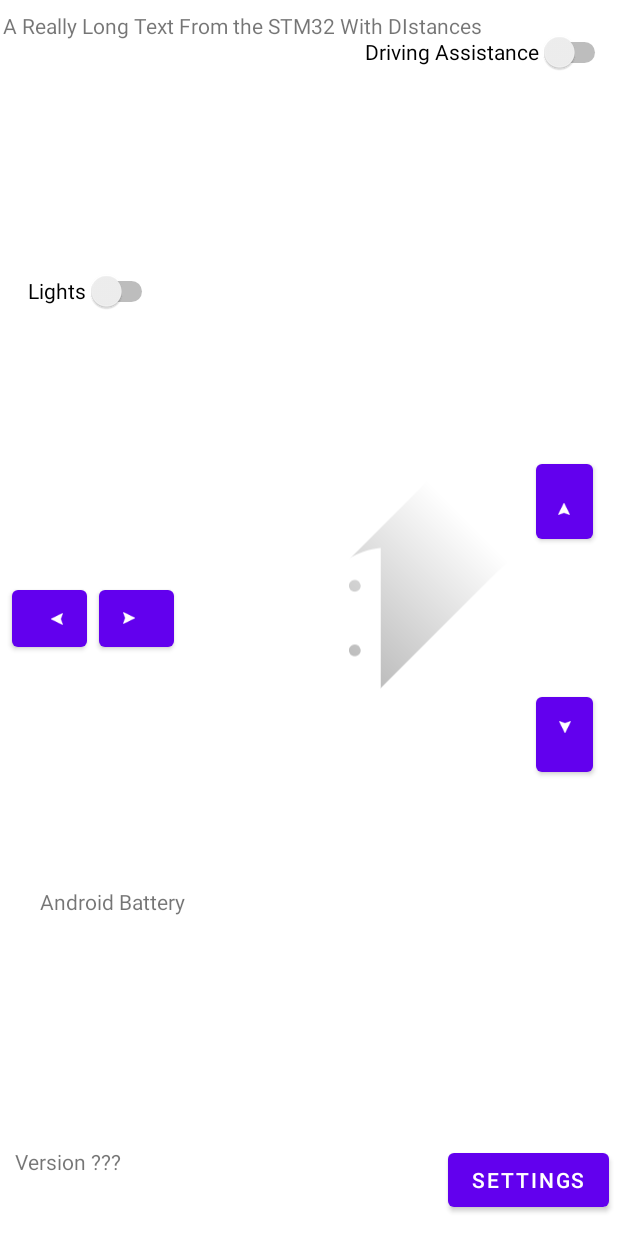
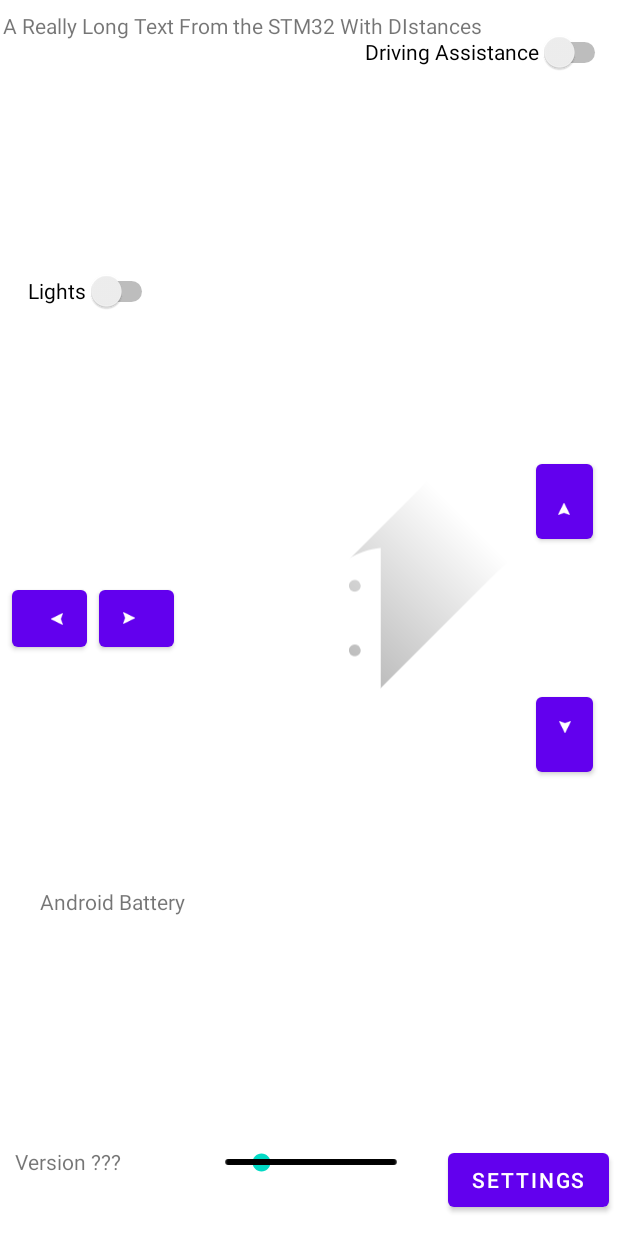
Before and after one commit to viktorvano/Remote-Robot, an Android app: the layout activity_main.xml on its own in the app's theme, with its tools: preview values and no code run, on a phone screen of 412 x 824 dp. Run offline under Robolectric (Android 15) with nearby library versions, the phone set to English and light mode, and no system bars.

Commit message:
Remote control works

```diff
--- a/RemoteRobotController_Android/app/src/main/java/eu/cyberpunktech/remoterobotcontroller/MainActivity.java
+++ b/RemoteRobotController_Android/app/src/main/java/eu/cyberpunktech/remoterobotcontroller/MainActivity.java
@@ -10,8 +10,11 @@ import android.graphics.Bitmap;
 import android.graphics.BitmapFactory;
 import android.os.Bundle;
 import android.os.Handler;
+import android.view.View;
 import android.widget.Button;
 import android.widget.ImageView;
+import android.widget.SeekBar;
+import android.widget.Switch;
 import android.widget.TextView;
 
 import java.io.BufferedInputStream;
@@ -22,11 +25,7 @@ import java.net.Socket;
 
 public class MainActivity extends AppCompatActivity {
     private Button buttonForward, buttonBackward, buttonRight, buttonLeft;
-    private boolean forward = false;
-    private boolean backward = false;
-    private boolean right = false;
-    private boolean left = false;
-    private String messageOut = "--F0\n";
+    private String messageOut = "--FF0\n";
     private STM32Status stm32Status;
     private ClientSender stm32ClientRemoteControl;
     private AndroidCamera myAndroidCamera;
@@ -34,8 +33,12 @@ public class MainActivity extends AppCompatActivity {
     private int length = 0;
     private boolean updateImage = false;
     private byte [] byteArray;
-    private TextView textViewVersion, textViewAndroidBattery;
+    private TextView textViewVersion, textViewAndroidBattery, textViewSTM32Status;
     private ImageView imageViewCamera;
+    private Switch switchLights, switchDrivingAssistance;
+    private SeekBar seekBarSpeed;
+    private int speed = 51;
+    private Button buttonSettings;
 
     @Override
     protected void onCreate(Bundle savedInstanceState) {
@@ -54,12 +57,40 @@ public class MainActivity extends AppCompatActivity {
         textViewVersion.setText(version);
 
         textViewAndroidBattery = findViewById(R.id.textViewAndroidBattery);
+        textViewSTM32Status = findViewById(R.id.textViewSTM32Status);
+        switchLights = findViewById(R.id.switchLights);
+        switchDrivingAssistance = findViewById(R.id.switchDrivingAssistance);
+        seekBarSpeed = findViewById(R.id.seekBarSpeed);
+        seekBarSpeed.setOnSeekBarChangeListener(new SeekBar.OnSeekBarChangeListener() {
+            @Override
+            public void onProgressChanged(SeekBar seekBar, int i, boolean b) {
+                speed = i;
+            }
 
-        //stm32ClientRemoteControl = new ClientSender(stringSTM32IP, 80, 1800);
-        //stm32ClientRemoteControl.start();
+            @Override
+            public void onStartTrackingTouch(SeekBar seekBar) {
 
-        //stm32Status = new STM32Status(stm32StatusUpdatePeriod, stringSTM32IP);
-        //stm32Status.start();
+            }
+
+            @Override
+            public void onStopTrackingTouch(SeekBar seekBar) {
+
+            }
+        });
+
+        buttonSettings = findViewById(R.id.buttonSettings);
+        buttonSettings.setOnClickListener(new View.OnClickListener() {
+            @Override
+            public void onClick(View view) {
+
+            }
+        });
+
+        stm32ClientRemoteControl = new ClientSender(stringSTM32IP, 80, 1800);
+        stm32ClientRemoteControl.start();
+
+        stm32Status = new STM32Status(stm32StatusUpdatePeriod, stringSTM32IP);
+        stm32Status.start();
 
         myAndroidCamera = new AndroidCamera(cameraPort);
         myAndroidCamera.start();
@@ -68,7 +99,6 @@ public class MainActivity extends AppCompatActivity {
         androidBatteryClient.start();
 
         Handler handler = new Handler();
-
         final Runnable r = new Runnable() {
             public void run() {
                 updateImage();
@@ -76,18 +106,20 @@ public class MainActivity extends AppCompatActivity {
                 {
                     textViewAndroidBattery.setText(androidBatteryClient.getMessage());
                 }
-
                 handler.postDelayed(this, 10);
             }
         };
         handler.postDelayed(r, 10);
 
         Handler handler2 = new Handler();
-
         final Runnable r2 = new Runnable() {
             public void run() {
-
-
+                if(stm32Status.isMessageAvailable())
+                {
+                    String message = stm32Status.getStm32Message();
+                    textViewSTM32Status.setText(message);
+                }
+                sendRemoteCommand();
                 handler2.postDelayed(this, 200);
             }
         };
@@ -98,10 +130,43 @@ public class MainActivity extends AppCompatActivity {
     protected void onDestroy() {
         super.onDestroy();
         myAndroidCamera.stopServer();
-        //androidBatteryClient.stopServer();
-        //stm32ClientRemoteControl.stopClient();
-        //stm32Status.stopSTM32Status();
+        androidBatteryClient.stopServer();
+        stm32ClientRemoteControl.stopClient();
+        stm32Status.stopSTM32Status();
         System.out.println("Closing the application.");
+    }
+
+    private void sendRemoteCommand()
+    {
+        messageOut = "";
+
+        if(buttonForward.isPressed())
+            messageOut += "F";
+        else if(buttonBackward.isPressed())
+            messageOut += "B";
+        else
+            messageOut += "-";
+
+        if(buttonRight.isPressed())
+            messageOut += "R";
+        else if(buttonLeft.isPressed())
+            messageOut += "L";
+        else
+            messageOut += "-";
+
+        if(switchDrivingAssistance.isChecked())
+            messageOut += "T";
+        else
+            messageOut += "F";
+
+        if(switchLights.isChecked())
+            messageOut += "T";
+        else
+            messageOut += "F";
+
+        messageOut += speed + "\n";
+
+        stm32ClientRemoteControl.sendDataToServer(messageOut);
     }
 
     private void updateImage()
--- a/RemoteRobotController_Android/app/src/main/java/eu/cyberpunktech/remoterobotcontroller/Variables.java
+++ b/RemoteRobotController_Android/app/src/main/java/eu/cyberpunktech/remoterobotcontroller/Variables.java
@@ -4,7 +4,6 @@ public class Variables {
     public static String stringSTM32IP = "192.168.1.3";
     public static String stringAndroidIP = "192.168.1.26";
     public static int stm32StatusUpdatePeriod = 1000;
-    public static double distanceProgressRange = 200.0;
 
     public static final String version = "Version 20220226";
     public static final int cameraPort = 7770;
--- a/RemoteRobotController_Android/app/src/main/res/layout/activity_main.xml
+++ b/RemoteRobotController_Android/app/src/main/res/layout/activity_main.xml
@@ -147,4 +147,22 @@
         app:layout_constraintTop_toTopOf="parent"
         app:layout_constraintVertical_bias="0.050000012" />
 
+    <SeekBar
+        android:id="@+id/seekBarSpeed"
+        style="@style/Widget.AppCompat.SeekBar.Discrete"
+        android:layout_width="0dp"
+        android:layout_height="wrap_content"
+        android:layout_marginStart="20dp"
+        android:layout_marginEnd="20dp"
+        android:max="255"
+        android:progress="51"
+        android:rotation="0"
+        android:scrollbarSize="20dp"
+        app:layout_constraintBottom_toBottomOf="parent"
+        app:layout_constraintEnd_toStartOf="@+id/buttonSettings"
+        app:layout_constraintHorizontal_bias="0.89"
+        app:layout_constraintStart_toEndOf="@+id/buttonRight"
+        app:layout_constraintTop_toTopOf="parent"
+        app:layout_constraintVertical_bias="0.95" />
+
 </androidx.constraintlayout.widget.ConstraintLayout>
```
